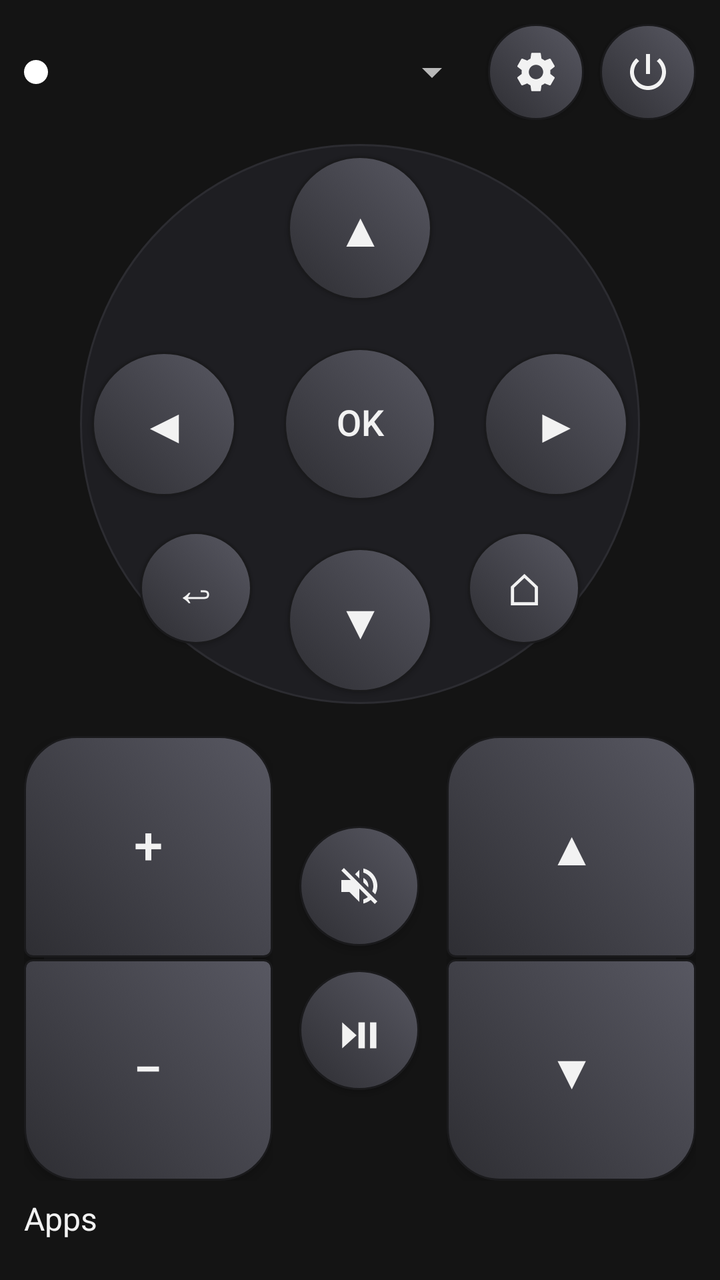
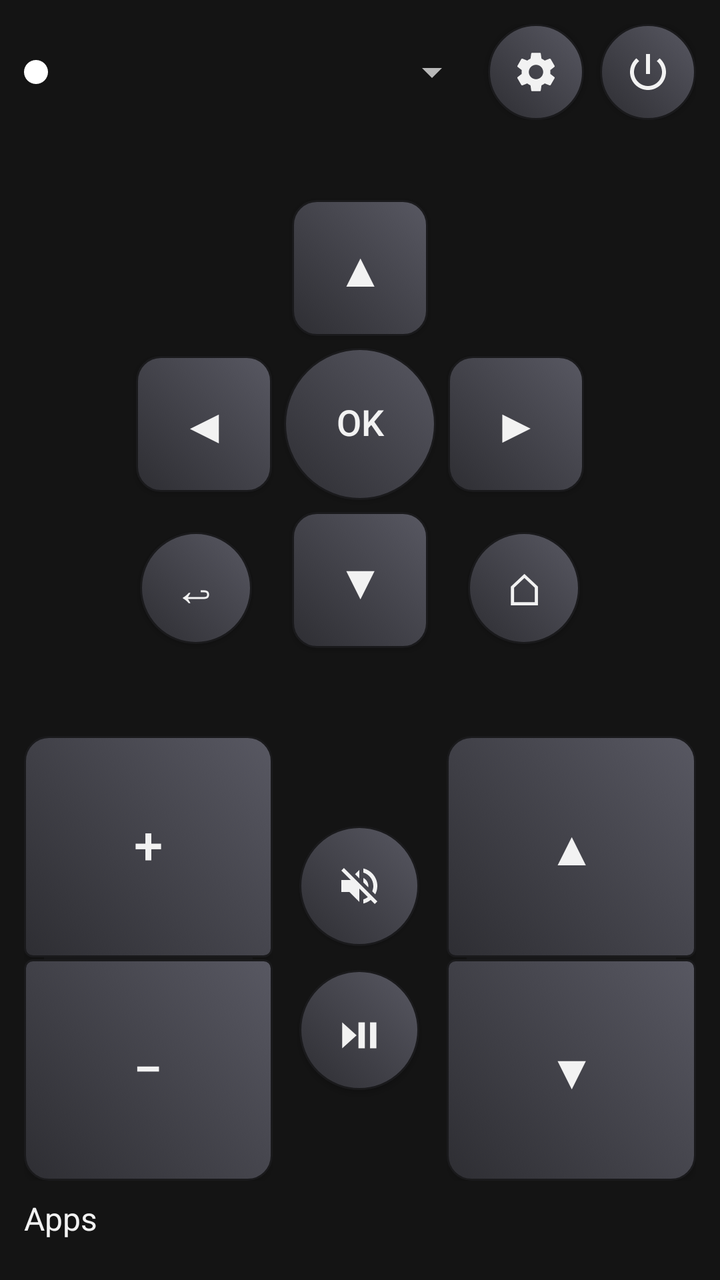

Before-and-after screenshots of an Android layout around one commit, followed by the original layout XML and the change that was made.
<!-- AndroidManifest.xml: application theme Theme.GrafRemote -->
<!-- res/layout/activity_main.xml -->
<?xml version="1.0" encoding="utf-8"?>
<LinearLayout xmlns:android="http://schemas.android.com/apk/res/android"
    android:layout_width="match_parent"
    android:layout_height="match_parent"
    android:orientation="vertical"
    android:padding="12dp">

    
    <LinearLayout
        android:layout_width="match_parent"
        android:layout_height="wrap_content"
        android:gravity="center_vertical"
        android:orientation="horizontal">

        <View
            android:id="@+id/statusDot"
            android:layout_width="12dp"
            android:layout_height="12dp"
            android:layout_marginEnd="8dp"
            android:background="@drawable/status_dot"
            android:contentDescription="Connection status" />

        <Spinner
            android:id="@+id/tvSpinner"
            android:layout_width="0dp"
            android:layout_height="wrap_content"
            android:layout_weight="1" />

        <ImageButton
            android:id="@+id/btnSettings"
            android:layout_width="48dp"
            android:layout_height="48dp"
            android:layout_marginStart="4dp"
            android:background="@drawable/btn_circle_selector"
            android:contentDescription="Setup"
            android:elevation="3dp"
            android:scaleType="center"
            android:src="@drawable/ic_settings" />

        <ImageButton
            android:id="@+id/btnPower"
            android:layout_width="48dp"
            android:layout_height="48dp"
            android:layout_marginStart="8dp"
            android:background="@drawable/btn_circle_selector"
            android:contentDescription="Power"
            android:elevation="3dp"
            android:scaleType="center"
            android:src="@drawable/ic_power" />
    </LinearLayout>

    
    <LinearLayout
        android:layout_width="match_parent"
        android:layout_height="0dp"
        android:layout_weight="4"
        android:layout_marginTop="4dp"
        android:gravity="center"
        android:orientation="vertical">

        <RelativeLayout
            android:layout_width="280dp"
            android:layout_height="280dp"
            android:background="@drawable/dpad_ring">

            <Button
                android:id="@+id/btnUp"
                android:layout_width="72dp"
                android:layout_height="72dp"
                android:layout_alignParentTop="true"
                android:layout_centerHorizontal="true"
                android:layout_marginTop="6dp"
                android:background="@drawable/btn_circle_selector"
                android:elevation="3dp"
                android:gravity="center"
                android:includeFontPadding="false"
                android:minWidth="0dp"
                android:minHeight="0dp"
                android:text="▲"
                android:textSize="24sp" />

            <Button
                android:id="@+id/btnDown"
                android:layout_width="72dp"
                android:layout_height="72dp"
                android:layout_alignParentBottom="true"
                android:layout_centerHorizontal="true"
                android:layout_marginBottom="6dp"
                android:background="@drawable/btn_circle_selector"
                android:elevation="3dp"
                android:gravity="center"
                android:includeFontPadding="false"
                android:minWidth="0dp"
                android:minHeight="0dp"
                android:text="▼"
                android:textSize="24sp" />

            <Button
                android:id="@+id/btnLeft"
                android:layout_width="72dp"
                android:layout_height="72dp"
                android:layout_alignParentStart="true"
                android:layout_centerVertical="true"
                android:layout_marginStart="6dp"
                android:background="@drawable/btn_circle_selector"
                android:elevation="3dp"
                android:gravity="center"
                android:includeFontPadding="false"
                android:minWidth="0dp"
                android:minHeight="0dp"
                android:text="◀"
                android:textSize="24sp" />

            <Button
                android:id="@+id/btnRight"
                android:layout_width="72dp"
                android:layout_height="72dp"
                android:layout_alignParentEnd="true"
                android:layout_centerVertical="true"
                android:layout_marginEnd="6dp"
                android:background="@drawable/btn_circle_selector"
                android:elevation="3dp"
                android:gravity="center"
                android:includeFontPadding="false"
                android:minWidth="0dp"
                android:minHeight="0dp"
                android:text="▶"
                android:textSize="24sp" />

            <Button
                android:id="@+id/btnOk"
                android:layout_width="76dp"
                android:layout_height="76dp"
                android:layout_centerInParent="true"
                android:background="@drawable/btn_circle_selector"
                android:elevation="3dp"
                android:gravity="center"
                android:includeFontPadding="false"
                android:minWidth="0dp"
                android:minHeight="0dp"
                android:text="OK"
                android:textSize="18sp" />

            <Button
                android:id="@+id/btnBack"
                android:layout_width="56dp"
                android:layout_height="56dp"
                android:layout_alignParentStart="true"
                android:layout_alignParentBottom="true"
                android:layout_marginStart="30dp"
                android:layout_marginBottom="30dp"
                android:background="@drawable/btn_circle_selector"
                android:contentDescription="Back"
                android:elevation="3dp"
                android:gravity="center"
                android:includeFontPadding="false"
                android:minWidth="0dp"
                android:minHeight="0dp"
                android:text="↩"
                android:textSize="22sp" />

            <Button
                android:id="@+id/btnHome"
                android:layout_width="56dp"
                android:layout_height="56dp"
                android:layout_alignParentEnd="true"
                android:layout_alignParentBottom="true"
                android:layout_marginEnd="30dp"
                android:layout_marginBottom="30dp"
                android:background="@drawable/btn_circle_selector"
                android:contentDescription="Home"
                android:elevation="3dp"
                android:gravity="center"
                android:includeFontPadding="false"
                android:minWidth="0dp"
                android:minHeight="0dp"
                android:text="⌂"
                android:textSize="22sp" />
        </RelativeLayout>
    </LinearLayout>

    
    <LinearLayout
        android:layout_width="match_parent"
        android:layout_height="0dp"
        android:layout_weight="3"
        android:layout_marginTop="8dp"
        android:orientation="horizontal">

        
        <LinearLayout
            android:layout_width="0dp"
            android:layout_height="match_parent"
            android:layout_weight="1"
            android:orientation="vertical">

            <Button
                android:id="@+id/btnVolUp"
                android:layout_width="match_parent"
                android:layout_height="0dp"
                android:layout_weight="1"
                android:background="@drawable/btn_rocker_top_selector"
                android:elevation="3dp"
                android:gravity="center"
                android:includeFontPadding="false"
                android:minWidth="0dp"
                android:minHeight="0dp"
                android:text="+"
                android:textSize="26sp" />

            <View
                android:layout_width="match_parent"
                android:layout_height="1dp"
                android:layout_marginStart="10dp"
                android:layout_marginEnd="10dp"
                android:background="#1A1A1C" />

            <Button
                android:id="@+id/btnVolDown"
                android:layout_width="match_parent"
                android:layout_height="0dp"
                android:layout_weight="1"
                android:background="@drawable/btn_rocker_bottom_selector"
                android:elevation="3dp"
                android:gravity="center"
                android:includeFontPadding="false"
                android:minWidth="0dp"
                android:minHeight="0dp"
                android:text="−"
                android:textSize="26sp" />
        </LinearLayout>

        
        <LinearLayout
            android:layout_width="0dp"
            android:layout_height="match_parent"
            android:layout_weight="0.7"
            android:gravity="center"
            android:orientation="vertical">

            <ImageButton
                android:id="@+id/btnMute"
                android:layout_width="60dp"
                android:layout_height="60dp"
                android:background="@drawable/btn_circle_selector"
                android:contentDescription="Mute"
                android:elevation="3dp"
                android:scaleType="center"
                android:src="@drawable/ic_mute" />

            <Button
                android:id="@+id/btnPlayPause"
                android:layout_width="60dp"
                android:layout_height="60dp"
                android:layout_marginTop="12dp"
                android:background="@drawable/btn_circle_selector"
                android:contentDescription="Play/Pause"
                android:elevation="3dp"
                android:gravity="center"
                android:includeFontPadding="false"
                android:minWidth="0dp"
                android:minHeight="0dp"
                android:text="⏯"
                android:textSize="22sp" />
        </LinearLayout>

        
        <LinearLayout
            android:layout_width="0dp"
            android:layout_height="match_parent"
            android:layout_weight="1"
            android:orientation="vertical">

            <Button
                android:id="@+id/btnChUp"
                android:layout_width="match_parent"
                android:layout_height="0dp"
                android:layout_weight="1"
                android:background="@drawable/btn_rocker_top_selector"
                android:elevation="3dp"
                android:gravity="center"
                android:includeFontPadding="false"
                android:minWidth="0dp"
                android:minHeight="0dp"
                android:text="▲"
                android:textSize="24sp" />

            <View
                android:layout_width="match_parent"
                android:layout_height="1dp"
                android:layout_marginStart="10dp"
                android:layout_marginEnd="10dp"
                android:background="#1A1A1C" />

            <Button
                android:id="@+id/btnChDown"
                android:layout_width="match_parent"
                android:layout_height="0dp"
                android:layout_weight="1"
                android:background="@drawable/btn_rocker_bottom_selector"
                android:elevation="3dp"
                android:gravity="center"
                android:includeFontPadding="false"
                android:minWidth="0dp"
                android:minHeight="0dp"
                android:text="▼"
                android:textSize="24sp" />
        </LinearLayout>
    </LinearLayout>

    
    <TextView
        android:layout_width="match_parent"
        android:layout_height="wrap_content"
        android:layout_marginTop="8dp"
        android:text="Apps"
        android:textSize="16sp" />

    <HorizontalScrollView
        android:layout_width="match_parent"
        android:layout_height="wrap_content">

        <LinearLayout
            android:id="@+id/appsRow"
            android:layout_width="wrap_content"
            android:layout_height="wrap_content"
            android:orientation="horizontal"
            android:paddingTop="4dp"
            android:paddingBottom="4dp" />
    </HorizontalScrollView>
</LinearLayout>
<!-- resources referenced by this layout -->
<resources>
  <!-- drawable dpad_ring (drawable) -->
  <?xml version="1.0" encoding="utf-8"?>
  <shape xmlns:android="http://schemas.android.com/apk/res/android"
      android:shape="oval">
      <solid android:color="#1E1E22" />
      <stroke
          android:width="1dp"
          android:color="#2C2C31" />
  </shape>
  <!-- drawable status_dot (drawable) -->
  <?xml version="1.0" encoding="utf-8"?>
  <shape xmlns:android="http://schemas.android.com/apk/res/android"
      android:shape="oval">
      
      <solid android:color="#FFFFFF" />
      <size
          android:width="12dp"
          android:height="12dp" />
  </shape>
  <style name="Theme.GrafRemote" parent="android:Theme.Material.NoActionBar">
          <item name="android:windowBackground">#141414</item>
          <item name="android:textColor">#f2f2f2</item>
          <item name="android:colorAccent">#4da3ff</item>
      </style>
  <!-- drawable btn_rocker_bottom_pressed (drawable) -->
  <?xml version="1.0" encoding="utf-8"?>
  <shape xmlns:android="http://schemas.android.com/apk/res/android"
      android:shape="rectangle">
      <gradient
          android:angle="45"
          android:startColor="#222226"
          android:endColor="#3D3D45" />
      <corners
          android:topLeftRadius="4dp"
          android:topRightRadius="4dp"
          android:bottomLeftRadius="26dp"
          android:bottomRightRadius="26dp" />
      <stroke
          android:width="1dp"
          android:color="#101012" />
  </shape>
  <!-- drawable btn_rocker_bottom (drawable) -->
  <?xml version="1.0" encoding="utf-8"?>
  <shape xmlns:android="http://schemas.android.com/apk/res/android"
      android:shape="rectangle">
      <gradient
          android:angle="45"
          android:startColor="#2E2E33"
          android:endColor="#585862" />
      <corners
          android:topLeftRadius="4dp"
          android:topRightRadius="4dp"
          android:bottomLeftRadius="26dp"
          android:bottomRightRadius="26dp" />
      <stroke
          android:width="1dp"
          android:color="#1A1A1C" />
  </shape>
  <!-- drawable btn_rocker_top_pressed (drawable) -->
  <?xml version="1.0" encoding="utf-8"?>
  <shape xmlns:android="http://schemas.android.com/apk/res/android"
      android:shape="rectangle">
      <gradient
          android:angle="45"
          android:startColor="#222226"
          android:endColor="#3D3D45" />
      <corners
          android:topLeftRadius="26dp"
          android:topRightRadius="26dp"
          android:bottomLeftRadius="4dp"
          android:bottomRightRadius="4dp" />
      <stroke
          android:width="1dp"
          android:color="#101012" />
  </shape>
  <!-- drawable btn_rocker_top (drawable) -->
  <?xml version="1.0" encoding="utf-8"?>
  <shape xmlns:android="http://schemas.android.com/apk/res/android"
      android:shape="rectangle">
      <gradient
          android:angle="45"
          android:startColor="#2E2E33"
          android:endColor="#585862" />
      <corners
          android:topLeftRadius="26dp"
          android:topRightRadius="26dp"
          android:bottomLeftRadius="4dp"
          android:bottomRightRadius="4dp" />
      <stroke
          android:width="1dp"
          android:color="#1A1A1C" />
  </shape>
  <!-- unchanged entries left out for length: 8 -->
</resources>

<!-- the commit's change to res/layout/activity_main.xml (unified diff, before → after) -->
@@ -33,7 +33,7 @@
             android:layout_marginStart="4dp"
             android:background="@drawable/btn_circle_selector"
             android:contentDescription="Setup"
-            android:elevation="3dp"
+            android:elevation="1dp"
             android:scaleType="center"
             android:src="@drawable/ic_settings" />
 
@@ -44,7 +44,7 @@
             android:layout_marginStart="8dp"
             android:background="@drawable/btn_circle_selector"
             android:contentDescription="Power"
-            android:elevation="3dp"
+            android:elevation="1dp"
             android:scaleType="center"
             android:src="@drawable/ic_power" />
     </LinearLayout>
@@ -60,72 +60,7 @@
 
         <RelativeLayout
             android:layout_width="280dp"
-            android:layout_height="280dp"
-            android:background="@drawable/dpad_ring">
-
-            <Button
-                android:id="@+id/btnUp"
-                android:layout_width="72dp"
-                android:layout_height="72dp"
-                android:layout_alignParentTop="true"
-                android:layout_centerHorizontal="true"
-                android:layout_marginTop="6dp"
-                android:background="@drawable/btn_circle_selector"
-                android:elevation="3dp"
-                android:gravity="center"
-                android:includeFontPadding="false"
-                android:minWidth="0dp"
-                android:minHeight="0dp"
-                android:text="▲"
-                android:textSize="24sp" />
-
-            <Button
-                android:id="@+id/btnDown"
-                android:layout_width="72dp"
-                android:layout_height="72dp"
-                android:layout_alignParentBottom="true"
-                android:layout_centerHorizontal="true"
-                android:layout_marginBottom="6dp"
-                android:background="@drawable/btn_circle_selector"
-                android:elevation="3dp"
-                android:gravity="center"
-                android:includeFontPadding="false"
-                android:minWidth="0dp"
-                android:minHeight="0dp"
-                android:text="▼"
-                android:textSize="24sp" />
-
-            <Button
-                android:id="@+id/btnLeft"
-                android:layout_width="72dp"
-                android:layout_height="72dp"
-                android:layout_alignParentStart="true"
-                android:layout_centerVertical="true"
-                android:layout_marginStart="6dp"
-                android:background="@drawable/btn_circle_selector"
-                android:elevation="3dp"
-                android:gravity="center"
-                android:includeFontPadding="false"
-                android:minWidth="0dp"
-                android:minHeight="0dp"
-                android:text="◀"
-                android:textSize="24sp" />
-
-            <Button
-                android:id="@+id/btnRight"
-                android:layout_width="72dp"
-                android:layout_height="72dp"
-                android:layout_alignParentEnd="true"
-                android:layout_centerVertical="true"
-                android:layout_marginEnd="6dp"
-                android:background="@drawable/btn_circle_selector"
-                android:elevation="3dp"
-                android:gravity="center"
-                android:includeFontPadding="false"
-                android:minWidth="0dp"
-                android:minHeight="0dp"
-                android:text="▶"
-                android:textSize="24sp" />
+            android:layout_height="280dp">
 
             <Button
                 android:id="@+id/btnOk"
@@ -133,13 +68,77 @@
                 android:layout_height="76dp"
                 android:layout_centerInParent="true"
                 android:background="@drawable/btn_circle_selector"
-                android:elevation="3dp"
+                android:elevation="1dp"
                 android:gravity="center"
                 android:includeFontPadding="false"
                 android:minWidth="0dp"
                 android:minHeight="0dp"
                 android:text="OK"
                 android:textSize="18sp" />
+
+            <Button
+                android:id="@+id/btnUp"
+                android:layout_width="68dp"
+                android:layout_height="68dp"
+                android:layout_above="@id/btnOk"
+                android:layout_centerHorizontal="true"
+                android:layout_marginBottom="6dp"
+                android:background="@drawable/btn_dpad_selector"
+                android:elevation="1dp"
+                android:gravity="center"
+                android:includeFontPadding="false"
+                android:minWidth="0dp"
+                android:minHeight="0dp"
+                android:text="▲"
+                android:textSize="24sp" />
+
+            <Button
+                android:id="@+id/btnDown"
+                android:layout_width="68dp"
+                android:layout_height="68dp"
+                android:layout_below="@id/btnOk"
+                android:layout_centerHorizontal="true"
+                android:layout_marginTop="6dp"
+                android:background="@drawable/btn_dpad_selector"
+                android:elevation="1dp"
+                android:gravity="center"
+                android:includeFontPadding="false"
+                android:minWidth="0dp"
+                android:minHeight="0dp"
+                android:text="▼"
+                android:textSize="24sp" />
+
+            <Button
+                android:id="@+id/btnLeft"
+                android:layout_width="68dp"
+                android:layout_height="68dp"
+                android:layout_toStartOf="@id/btnOk"
+                android:layout_centerVertical="true"
+                android:layout_marginEnd="6dp"
+                android:background="@drawable/btn_dpad_selector"
+                android:elevation="1dp"
+                android:gravity="center"
+                android:includeFontPadding="false"
+                android:minWidth="0dp"
+                android:minHeight="0dp"
+                android:text="◀"
+                android:textSize="24sp" />
+
+            <Button
+                android:id="@+id/btnRight"
+                android:layout_width="68dp"
+                android:layout_height="68dp"
+                android:layout_toEndOf="@id/btnOk"
+                android:layout_centerVertical="true"
+                android:layout_marginStart="6dp"
+                android:background="@drawable/btn_dpad_selector"
+                android:elevation="1dp"
+                android:gravity="center"
+                android:includeFontPadding="false"
+                android:minWidth="0dp"
+                android:minHeight="0dp"
+                android:text="▶"
+                android:textSize="24sp" />
 
             <Button
                 android:id="@+id/btnBack"
@@ -151,7 +150,7 @@
                 android:layout_marginBottom="30dp"
                 android:background="@drawable/btn_circle_selector"
                 android:contentDescription="Back"
-                android:elevation="3dp"
+                android:elevation="1dp"
                 android:gravity="center"
                 android:includeFontPadding="false"
                 android:minWidth="0dp"
@@ -169,7 +168,7 @@
                 android:layout_marginBottom="30dp"
                 android:background="@drawable/btn_circle_selector"
                 android:contentDescription="Home"
-                android:elevation="3dp"
+                android:elevation="1dp"
                 android:gravity="center"
                 android:includeFontPadding="false"
                 android:minWidth="0dp"
@@ -200,7 +199,7 @@
                 android:layout_height="0dp"
                 android:layout_weight="1"
                 android:background="@drawable/btn_rocker_top_selector"
-                android:elevation="3dp"
+                android:elevation="1dp"
                 android:gravity="center"
                 android:includeFontPadding="false"
                 android:minWidth="0dp"
@@ -221,7 +220,7 @@
                 android:layout_height="0dp"
                 android:layout_weight="1"
                 android:background="@drawable/btn_rocker_bottom_selector"
-                android:elevation="3dp"
+                android:elevation="1dp"
                 android:gravity="center"
                 android:includeFontPadding="false"
                 android:minWidth="0dp"
@@ -244,7 +243,7 @@
                 android:layout_height="60dp"
                 android:background="@drawable/btn_circle_selector"
                 android:contentDescription="Mute"
-                android:elevation="3dp"
+                android:elevation="1dp"
                 android:scaleType="center"
                 android:src="@drawable/ic_mute" />
 
@@ -255,7 +254,7 @@
                 android:layout_marginTop="12dp"
                 android:background="@drawable/btn_circle_selector"
                 android:contentDescription="Play/Pause"
-                android:elevation="3dp"
+                android:elevation="1dp"
                 android:gravity="center"
                 android:includeFontPadding="false"
                 android:minWidth="0dp"
@@ -277,7 +276,7 @@
                 android:layout_height="0dp"
                 android:layout_weight="1"
                 android:background="@drawable/btn_rocker_top_selector"
-                android:elevation="3dp"
+                android:elevation="1dp"
                 android:gravity="center"
                 android:includeFontPadding="false"
                 android:minWidth="0dp"
@@ -298,7 +297,7 @@
                 android:layout_height="0dp"
                 android:layout_weight="1"
                 android:background="@drawable/btn_rocker_bottom_selector"
-                android:elevation="3dp"
+                android:elevation="1dp"
                 android:gravity="center"
                 android:includeFontPadding="false"
                 android:minWidth="0dp"
<!-- resource entries referenced after the edit -->
@@ -1,14 +1,11 @@
 <!-- resources referenced by this layout -->
 <resources>
-  <!-- drawable dpad_ring (drawable) -->
+  <!-- drawable btn_dpad_selector (drawable) -->
   <?xml version="1.0" encoding="utf-8"?>
-  <shape xmlns:android="http://schemas.android.com/apk/res/android"
-      android:shape="oval">
-      <solid android:color="#1E1E22" />
-      <stroke
-          android:width="1dp"
-          android:color="#2C2C31" />
-  </shape>
+  <selector xmlns:android="http://schemas.android.com/apk/res/android">
+      <item android:drawable="@drawable/btn_dpad_pressed" android:state_pressed="true" />
+      <item android:drawable="@drawable/btn_dpad" />
+  </selector>
   <!-- drawable status_dot (drawable) -->
   <?xml version="1.0" encoding="utf-8"?>
   <shape xmlns:android="http://schemas.android.com/apk/res/android"
@@ -24,6 +21,32 @@
           <item name="android:textColor">#f2f2f2</item>
           <item name="android:colorAccent">#4da3ff</item>
       </style>
+  <!-- drawable btn_dpad_pressed (drawable) -->
+  <?xml version="1.0" encoding="utf-8"?>
+  <shape xmlns:android="http://schemas.android.com/apk/res/android"
+      android:shape="rectangle">
+      <gradient
+          android:angle="45"
+          android:startColor="#222226"
+          android:endColor="#3D3D45" />
+      <corners android:radius="12dp" />
+      <stroke
+          android:width="1dp"
+          android:color="#101012" />
+  </shape>
+  <!-- drawable btn_dpad (drawable) -->
+  <?xml version="1.0" encoding="utf-8"?>
+  <shape xmlns:android="http://schemas.android.com/apk/res/android"
+      android:shape="rectangle">
+      <gradient
+          android:angle="45"
+          android:startColor="#2E2E33"
+          android:endColor="#585862" />
+      <corners android:radius="12dp" />
+      <stroke
+          android:width="1dp"
+          android:color="#1A1A1C" />
+  </shape>
   <!-- drawable btn_rocker_bottom_pressed (drawable) -->
   <?xml version="1.0" encoding="utf-8"?>
   <shape xmlns:android="http://schemas.android.com/apk/res/android"
@@ -35,8 +58,8 @@
       <corners
           android:topLeftRadius="4dp"
           android:topRightRadius="4dp"
-          android:bottomLeftRadius="26dp"
-          android:bottomRightRadius="26dp" />
+          android:bottomLeftRadius="12dp"
+          android:bottomRightRadius="12dp" />
       <stroke
           android:width="1dp"
           android:color="#101012" />
@@ -52,8 +75,8 @@
       <corners
           android:topLeftRadius="4dp"
           android:topRightRadius="4dp"
-          android:bottomLeftRadius="26dp"
-          android:bottomRightRadius="26dp" />
+          android:bottomLeftRadius="12dp"
+          android:bottomRightRadius="12dp" />
       <stroke
           android:width="1dp"
           android:color="#1A1A1C" />
@@ -67,8 +90,8 @@
           android:startColor="#222226"
           android:endColor="#3D3D45" />
       <corners
-          android:topLeftRadius="26dp"
-          android:topRightRadius="26dp"
+          android:topLeftRadius="12dp"
+          android:topRightRadius="12dp"
           android:bottomLeftRadius="4dp"
           android:bottomRightRadius="4dp" />
       <stroke
@@ -84,8 +107,8 @@
           android:startColor="#2E2E33"
           android:endColor="#585862" />
       <corners
-          android:topLeftRadius="26dp"
-          android:topRightRadius="26dp"
+          android:topLeftRadius="12dp"
+          android:topRightRadius="12dp"
           android:bottomLeftRadius="4dp"
           android:bottomRightRadius="4dp" />
       <stroke
